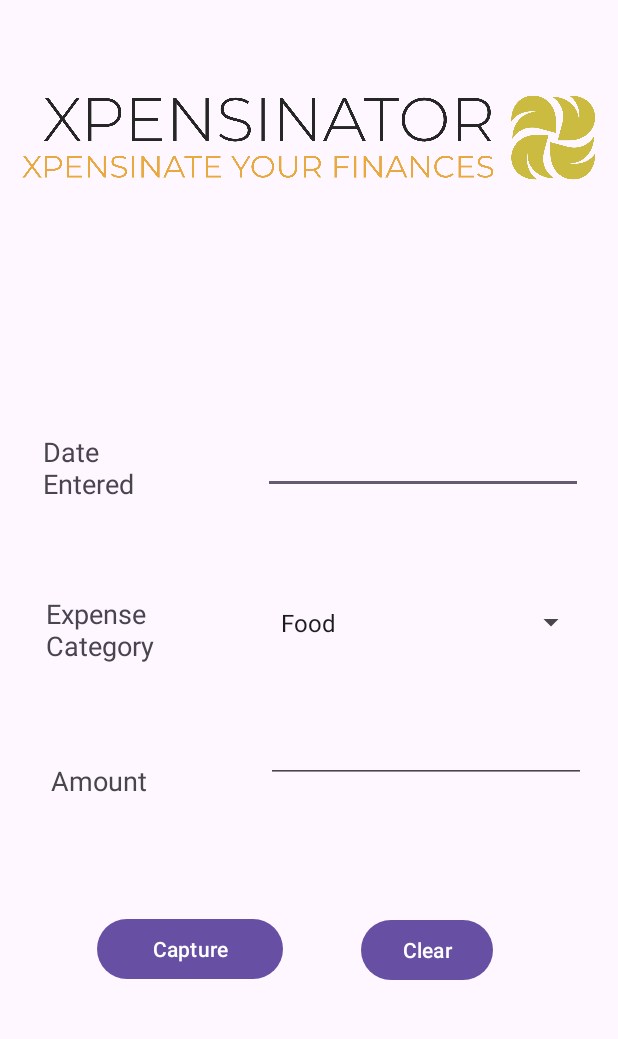
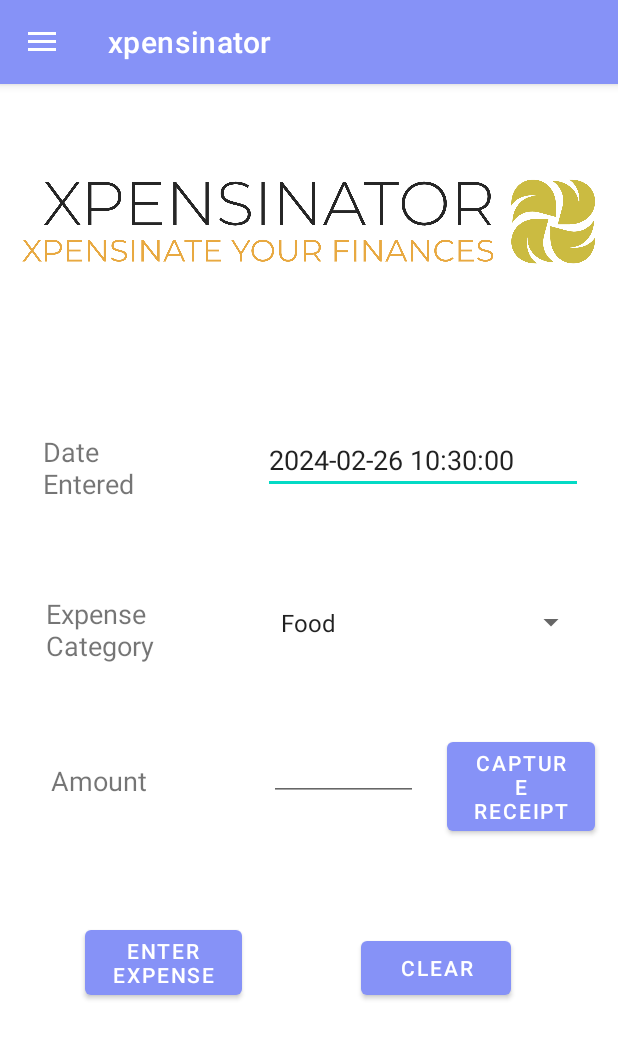
Before and after one commit to aldrin730/xpensinator, an Android app: the screen it shows after launch (MainActivity), on a phone screen of 412 x 824 dp. Shown: the top 1039 px of the screen. Run offline under Robolectric (Android 15) with nearby library versions, the phone set to English and light mode, and no system bars; libraries missing offline, so code that uses them is left out: com.github.dhaval2404.imagepicker, com.google.mlkit.vision; 1 statement that could not run was skipped.

Commit message:
added nav drawer

```diff
--- a/app/build.gradle.kts
+++ b/app/build.gradle.kts
@@ -40,4 +40,5 @@ dependencies {
     implementation("com.vanniktech:android-image-cropper:4.5.0")
     implementation("com.github.dhaval2404:imagepicker:2.1")
     implementation("com.google.mlkit:text-recognition:16.0.0")
+    implementation("com.google.android.material:material:1.3.0-alpha03")
 }
--- a/app/src/main/java/com/example/xpensinator/MainActivity.java
+++ b/app/src/main/java/com/example/xpensinator/MainActivity.java
@@ -2,9 +2,11 @@ package com.example.xpensinator;
 
 import androidx.annotation.NonNull;
 import androidx.annotation.Nullable;
+import androidx.appcompat.app.ActionBarDrawerToggle;
 import androidx.appcompat.app.AppCompatActivity;
 import androidx.core.app.ActivityCompat;
 import androidx.core.content.ContextCompat;
+import androidx.drawerlayout.widget.DrawerLayout;
 
 import android.app.Activity;
 import android.content.Intent;
@@ -12,6 +14,7 @@ import android.content.pm.PackageManager;
 import android.net.Uri;
 import android.os.Bundle;
 import android.util.Log;
+import android.view.MenuItem;
 import android.view.View;
 import android.widget.ArrayAdapter;
 import android.widget.Button;
@@ -32,7 +35,10 @@ import com.google.mlkit.vision.text.TextRecognizer;
 import com.google.mlkit.vision.text.latin.TextRecognizerOptions;
 
 import java.io.IOException;
+import java.text.SimpleDateFormat;
+import java.util.Date;
 import java.util.List;
+import java.util.Locale;
 
 public class MainActivity extends AppCompatActivity {
     Button btnCapture;
@@ -42,8 +48,11 @@ public class MainActivity extends AppCompatActivity {
     Uri imgUri;
     TextRecognizer textRecognizer;
     Spinner spnExpCat;
+    EditText txtDateEntered;
     private static final int REQUEST_CAMERA_CODE = 2404;
     private static final int READ_EXTERNAL_STORAGE_PERMISSION_REQUEST_CODE = 101;
+    public DrawerLayout drawerLayout;
+    public ActionBarDrawerToggle actionBarDrawerToggle;
     @Override
     protected void onCreate(Bundle savedInstanceState) {
         super.onCreate(savedInstanceState);
@@ -53,8 +62,22 @@ public class MainActivity extends AppCompatActivity {
         btnClear = findViewById(R.id.btnClear);
         txtDisplay = findViewById(R.id.txtDisplay);
         spnExpCat = findViewById(R.id.spnExpCat);
+        txtDateEntered = findViewById(R.id.txtDateEntered);
+
+        drawerLayout = findViewById(R.id.my_drawer_layout);
+        actionBarDrawerToggle = new ActionBarDrawerToggle(this, drawerLayout, R.string.nav_open, R.string.nav_close);
+
+        drawerLayout.addDrawerListener(actionBarDrawerToggle);
+        actionBarDrawerToggle.syncState();
+
+        getSupportActionBar().setDisplayHomeAsUpEnabled(true);
 
         textRecognizer = TextRecognition.getClient(TextRecognizerOptions.DEFAULT_OPTIONS);
+
+        SimpleDateFormat dateFormat = new SimpleDateFormat("yyyy-MM-dd HH:mm:ss", Locale.getDefault());
+        Date currentDate = new Date();
+        String formattedDateTime = dateFormat.format(currentDate);
+        txtDateEntered.setText(formattedDateTime);
 
         DBHandler dbHandler = new DBHandler(this);
 
@@ -100,6 +123,14 @@ public class MainActivity extends AppCompatActivity {
         });
     }
 
+    @Override
+    public boolean onOptionsItemSelected(@NonNull MenuItem item) {
+
+        if (actionBarDrawerToggle.onOptionsItemSelected(item)) {
+            return true;
+        }
+        return super.onOptionsItemSelected(item);
+    }
     @Override
     protected void onActivityResult(int requestCode, int resultCode, @Nullable Intent data) {
         super.onActivityResult(requestCode, resultCode, data);
--- a/app/src/main/res/layout/activity_main.xml
+++ b/app/src/main/res/layout/activity_main.xml
@@ -1,4 +1,14 @@
 <?xml version="1.0" encoding="utf-8"?>
+<androidx.drawerlayout.widget.DrawerLayout
+    xmlns:android="http://schemas.android.com/apk/res/android"
+    xmlns:app="http://schemas.android.com/apk/res-auto"
+    xmlns:tools="http://schemas.android.com/tools"
+    android:id="@+id/my_drawer_layout"
+    android:layout_width="match_parent"
+    android:layout_height="match_parent"
+    tools:context=".MainActivity"
+    tools:ignore="HardcodedText">
+
     <androidx.constraintlayout.widget.ConstraintLayout xmlns:android="http://schemas.android.com/apk/res/android"
         xmlns:app="http://schemas.android.com/apk/res-auto"
         xmlns:tools="http://schemas.android.com/tools"
@@ -34,14 +44,14 @@
                 android:layout_marginStart="18dp"
                 android:layout_marginTop="44dp"
                 android:layout_marginEnd="61dp"
-            android:layout_toStartOf="@+id/txtDateEntererd"
+                android:layout_toStartOf="@+id/txtDateEntered"
                 android:text="@string/lblDate"
                 android:textSize="18sp"
-            app:layout_constraintEnd_toStartOf="@+id/txtDateEntererd"
+                app:layout_constraintEnd_toStartOf="@+id/txtDateEntered"
                 tools:layout_editor_absoluteY="181dp" />
 
             <EditText
-            android:id="@+id/txtDateEntererd"
+                android:id="@+id/txtDateEntered"
                 android:layout_width="wrap_content"
                 android:layout_height="wrap_content"
                 android:layout_alignParentTop="true"
@@ -49,19 +59,18 @@
                 android:layout_marginTop="39dp"
                 android:layout_marginEnd="18dp"
                 android:ems="10"
-            android:inputType="date"
                 tools:layout_editor_absoluteY="160dp" />
 
             <Spinner
                 android:id="@+id/spnExpCat"
                 android:layout_width="212dp"
                 android:layout_height="43dp"
-            android:layout_below="@+id/txtDateEntererd"
+                android:layout_below="@+id/txtDateEntered"
                 android:layout_alignParentEnd="true"
                 android:layout_marginTop="64dp"
                 android:layout_marginEnd="15dp"
                 app:layout_constraintEnd_toEndOf="parent"
-            app:layout_constraintTop_toBottomOf="@+id/txtDateEntererd" />
+                app:layout_constraintTop_toBottomOf="@+id/txtDateEntered" />
 
             <TextView
                 android:id="@+id/textView3"
@@ -97,12 +106,12 @@
 
             <EditText
                 android:id="@+id/txtDisplay"
-            android:layout_width="wrap_content"
+                android:layout_width="99dp"
                 android:layout_height="wrap_content"
                 android:layout_below="@+id/spnExpCat"
                 android:layout_alignParentEnd="true"
-            android:layout_marginTop="40dp"
-            android:layout_marginEnd="16dp"
+                android:layout_marginTop="52dp"
+                android:layout_marginEnd="128dp"
                 android:ems="10"
                 android:gravity="start|top"
                 android:inputType="textMultiLine"
@@ -112,13 +121,13 @@
 
             <Button
                 android:id="@+id/btnCapture"
-            android:layout_width="113dp"
+                android:layout_width="99dp"
                 android:layout_height="wrap_content"
-            android:layout_below="@+id/textView2"
+                android:layout_below="@+id/spnExpCat"
                 android:layout_alignParentStart="true"
-            android:layout_marginStart="54dp"
-            android:layout_marginTop="76dp"
-            android:layout_marginEnd="52dp"
+                android:layout_marginStart="287dp"
+                android:layout_marginTop="52dp"
+                android:layout_marginEnd="-156dp"
                 android:layout_toStartOf="@+id/btnClear"
                 android:text="@string/btnCapture"
                 app:layout_constraintStart_toStartOf="parent"
@@ -126,16 +135,35 @@
 
             <Button
                 android:id="@+id/btnClear"
-            android:layout_width="wrap_content"
+                android:layout_width="100dp"
                 android:layout_height="wrap_content"
                 android:layout_below="@+id/txtDisplay"
                 android:layout_alignParentEnd="true"
                 android:layout_marginTop="87dp"
-            android:layout_marginEnd="78dp"
+                android:layout_marginEnd="66dp"
                 android:text="@string/btnClear"
-            app:layout_constraintTop_toBottomOf="@+id/btnCopy"
                 tools:layout_editor_absoluteX="161dp" />
+
+            <Button
+                android:id="@+id/btnEnter"
+                android:layout_width="wrap_content"
+                android:layout_height="wrap_content"
+                android:layout_below="@+id/textView2"
+                android:layout_alignParentStart="true"
+                android:layout_marginStart="46dp"
+                android:layout_marginTop="81dp"
+                android:layout_marginEnd="79dp"
+                android:layout_toStartOf="@+id/btnClear"
+                android:text="@string/btnEnter" />
 
         </RelativeLayout>
 
     </androidx.constraintlayout.widget.ConstraintLayout>
+
+    <com.google.android.material.navigation.NavigationView
+        android:layout_width="wrap_content"
+        android:layout_height="match_parent"
+        android:layout_gravity="start"
+        app:menu="@menu/nav_drawer" />
+
+</androidx.drawerlayout.widget.DrawerLayout>
--- /dev/null
+++ b/app/src/main/res/menu/nav_drawer.xml
@@ -0,0 +1,10 @@
+<?xml version="1.0" encoding="utf-8"?>
+<menu xmlns:android="http://schemas.android.com/apk/res/android">
+    <item
+        android:id="@+id/nav_enter_expense"
+        android:title="Enter an Expense" />
+
+    <item
+        android:id="@+id/nav_dashboard"
+        android:title="Dashboard" />
+</menu>
--- a/app/src/main/res/values/colors.xml
+++ b/app/src/main/res/values/colors.xml
@@ -1,9 +1,14 @@
 <?xml version="1.0" encoding="utf-8"?>
 <resources>
-    <color name="black">#FF000000</color>
-    <color name="white">#FFFFFFFF</color>
-    <color name="grey">#EFF0FC</color>
     <color name="purple_200">#FFBB86FC</color>
     <color name="purple_500">#FF6200EE</color>
     <color name="purple_700">#FF3700B3</color>
+    <color name="teal_200">#FF03DAC5</color>
+    <color name="teal_700">#FF018786</color>
+    <color name="black">#FF000000</color>
+    <color name="white">#FFFFFFFF</color>
+    <color name="lavender">#8692f7</color>
+    <color name="green">#008000</color>
+    <color name="red">#800000</color>
+    <color name="gray">#CCCCCC</color>
 </resources>
--- a/app/src/main/res/values/strings.xml
+++ b/app/src/main/res/values/strings.xml
@@ -2,11 +2,14 @@
     <string name="app_name">xpensinator</string>
     <string name="btnRegister">Register</string>
     <string name="btnLogin">Login</string>
-    <string name="btnCapture">Capture</string>
+    <string name="btnCapture">Capture Receipt</string>
     <string name="btnClear">Clear</string>
     <string name="btnCopy">Copy</string>
+    <string name="btnEnter">Enter Expense</string>
     <string name="lblDate">Date Entered</string>
     <string name="lblAmount">Amount</string>
     <string name="lblExpCategory">Expense Category</string>
     <string name="hntExtract">Scanned text will be displayed here</string>
+    <string name="nav_open">Open</string>
+    <string name="nav_close">Close</string>
 </resources>
--- a/app/src/main/res/values/themes.xml
+++ b/app/src/main/res/values/themes.xml
@@ -1,9 +1,21 @@
 <resources xmlns:tools="http://schemas.android.com/tools">
     <!-- Base application theme. -->
-    <style name="Base.Theme.Xpensinator" parent="Theme.Material3.DayNight.NoActionBar">
+    <style name="Base.Theme.Xpensinator" parent="Theme.MaterialComponents.DayNight.DarkActionBar">
         <!-- Customize your light theme here. -->
+        <!-- Primary brand color. -->
+        <item name="colorPrimary">@color/lavender</item>
+        <item name="colorPrimaryVariant">@color/lavender</item>
+        <item name="colorOnPrimary">@color/white</item>
+        <!-- Secondary brand color. -->
+        <item name="colorSecondary">@color/teal_200</item>
+        <item name="colorSecondaryVariant">@color/teal_700</item>
+        <item name="colorOnSecondary">@color/black</item>
+        <!-- Status bar color. -->
+        <item name="android:statusBarColor">?attr/colorPrimaryVariant</item>
+        <!-- Customize your theme here. -->
         <!-- <item name="colorPrimary">@color/my_light_primary</item> -->
     </style>
 
     <style name="Theme.Xpensinator" parent="Base.Theme.Xpensinator" />
+
 </resources>
```
Lines whose indentation alone changed are shown as unchanged.
